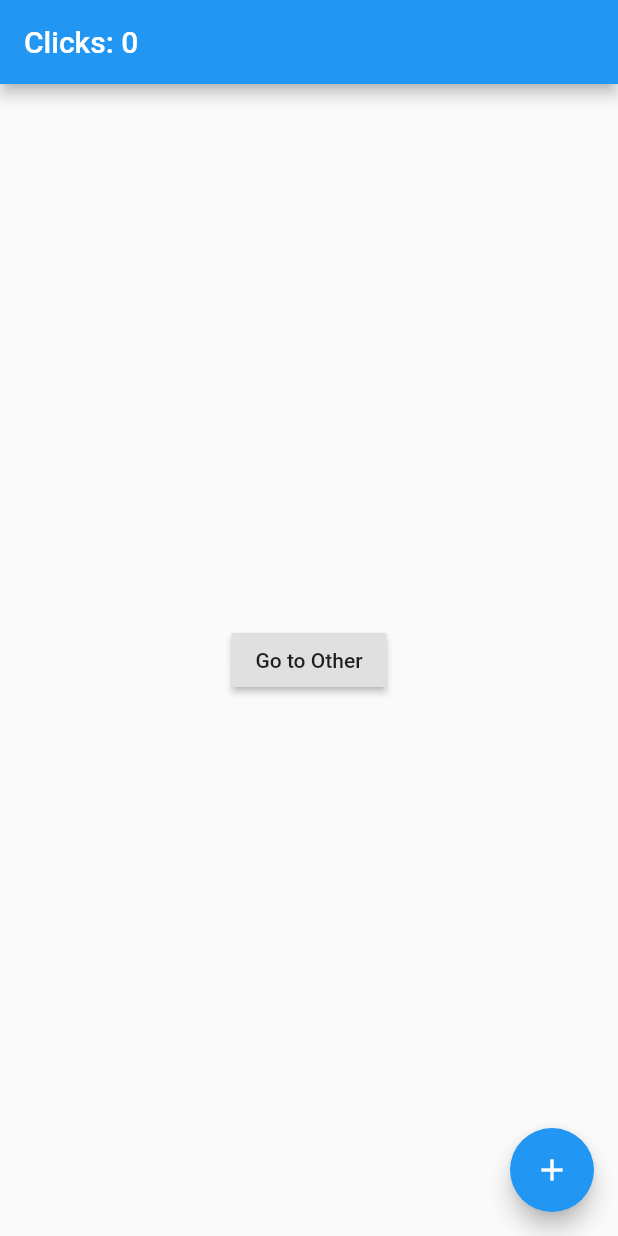
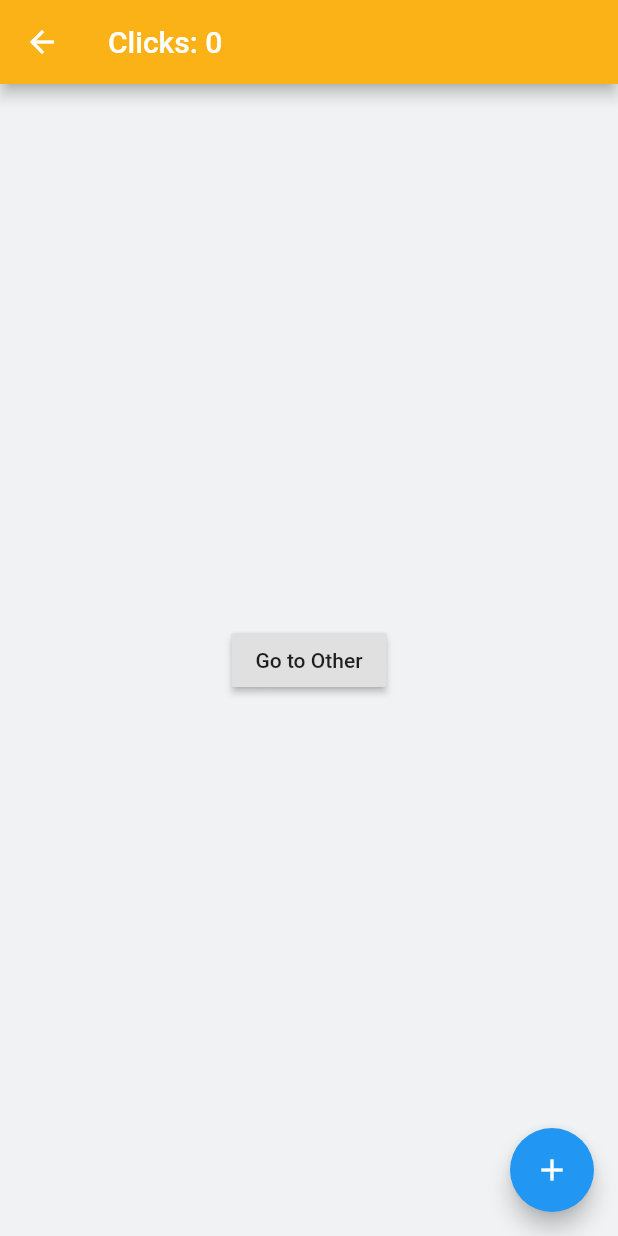
Before and after one commit to AnandPilania/shop_xetia, a Flutter app: the Home screen opened directly, on a phone screen of 412 x 824 dp. Run offline on Flutter 3.47's test engine with Material 2 defaults, Android fonts, the phone set to English and light mode, and no system bars; our stand-ins replace get; missing offline and left inert: fluid_bottom_nav_bar.

```diff
--- /dev/null
+++ b/lib/utils/theme.dart
@@ -0,0 +1,45 @@
+import 'package:flutter/material.dart';
+
+class Themes {
+  static final light = ThemeData.light().copyWith(
+    primaryColor: const Color(0xfffbb216),
+    primaryColorDark: const Color(0xffF0F2F3),
+    scaffoldBackgroundColor: const Color(0xffF0F2F3),
+    iconTheme: IconThemeData(
+      color: Colors.black,
+      opacity: 1,
+      size: 24,
+    ),
+    textTheme: TextTheme(
+        headline1: TextStyle(color: Color(0xfffbb216), fontSize: 24, fontWeight: FontWeight.w400),
+        headline2: TextStyle(color: Colors.black, fontSize: 34, fontWeight: FontWeight.w700)),
+    inputDecorationTheme: InputDecorationTheme(
+      hintStyle: TextStyle(color: const Color(0xffffffff).withOpacity(0.75), fontSize: 17, fontWeight: FontWeight.w600),
+      border: OutlineInputBorder(
+        borderRadius: BorderRadius.all(Radius.circular(5.0)),
+      ),
+      filled: true,
+      fillColor: Colors.black,
+      contentPadding: const EdgeInsets.all(12),
+    ),
+  );
+
+  static final dark = ThemeData.dark().copyWith(
+    primaryColor: const Color(0xfffbb216),
+    primaryColorDark: Colors.black,
+    accentColor: Colors.black,
+    scaffoldBackgroundColor: const Color(0xff616569),
+    textTheme: TextTheme(
+        headline1: TextStyle(color: const Color(0xfffbb216), fontSize: 24, fontWeight: FontWeight.w400),
+        headline2: TextStyle(color: const Color(0xffffffff), fontSize: 34, fontWeight: FontWeight.w700)),
+    inputDecorationTheme: InputDecorationTheme(
+      hintStyle: TextStyle(color: const Color(0xffffffff), fontSize: 17, fontWeight: FontWeight.w600),
+      border: OutlineInputBorder(
+        borderRadius: BorderRadius.all(Radius.circular(5.0)),
+      ),
+      filled: true,
+      fillColor: const Color.fromRGBO(194, 201, 209, 1),
+      contentPadding: const EdgeInsets.all(12),
+    ),
+  );
+}
--- a/pubspec.yaml
+++ b/pubspec.yaml
@@ -29,6 +29,7 @@ dependencies:
   # Use with the CupertinoIcons class for iOS style icons.
   cupertino_icons: ^1.0.0
   get: ^3.24.0
+  fluid_bottom_nav_bar:
 
 dev_dependencies:
   flutter_test:
```
Also changed, not shown: lib/controllers/header_home_controller.dart (added, +10 -0 lines), lib/main.dart (+7 -9 lines), lib/ui/dummy_view.dart (added, +135 -0 lines), pubspec.lock, 1 other file.
